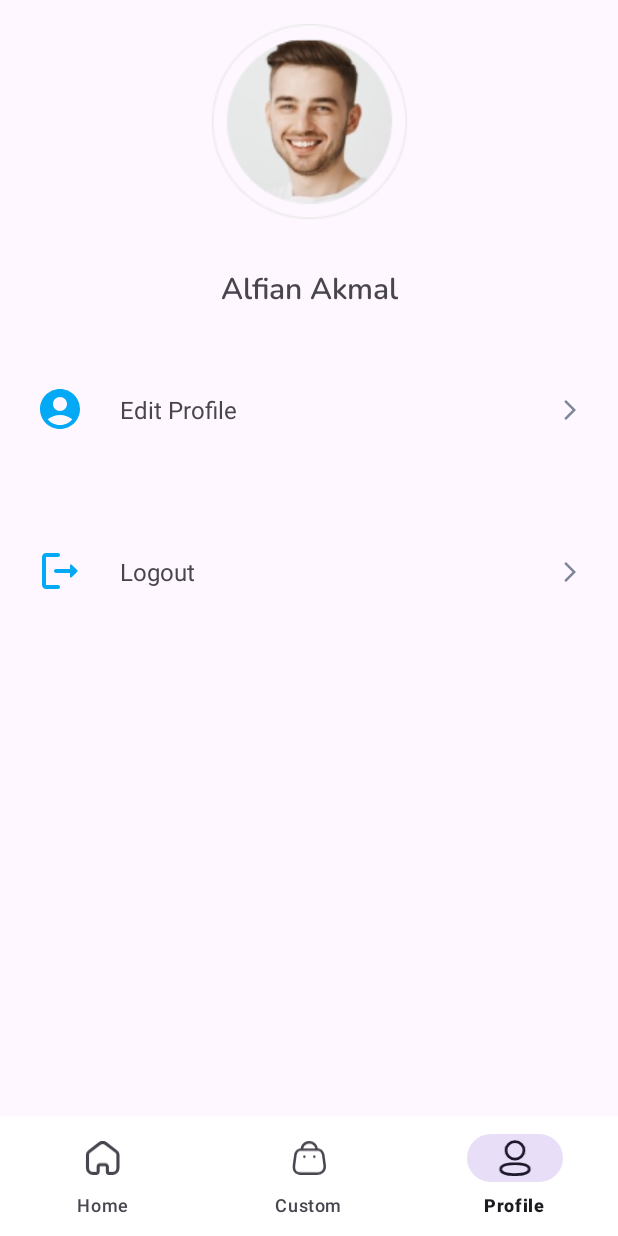
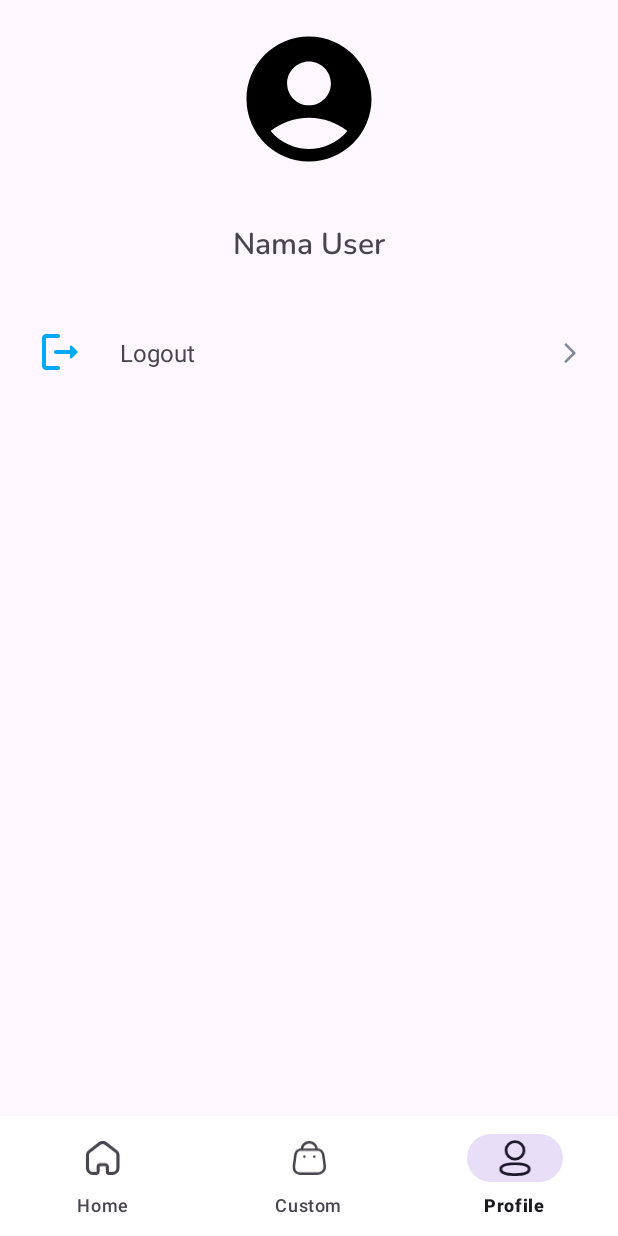
Before and after one commit to ArfanRahmanYudiantoro/Furniplan, an Android app built with Jetpack Compose: the ProfileFragment screen opened through its navigation route, on a phone screen of 412 x 824 dp. Run offline under Robolectric (Android 15) with nearby library versions, the phone set to English and light mode, and no system bars; our stand-ins replace Firebase (no records; nobody signed in at launch, a user with empty details on screens opened directly), navigation-ui.

Commit message:
add kategori and fixing profile ui

```diff
--- a/app/src/main/java/com/celtic/furniplan/ui/home/HomeFragment.kt
+++ b/app/src/main/java/com/celtic/furniplan/ui/home/HomeFragment.kt
@@ -52,5 +52,17 @@ class HomeFragment : Fragment() {
                 R.id.sofaFragment
             )
         }
+
+        binding.cardMeja.setOnClickListener {
+            findNavController().navigate(
+                R.id.kategoriMejaFragment
+            )
+        }
+
+        binding.cardSofa.setOnClickListener {
+            findNavController().navigate(
+                R.id.kategoriSofaFragment
+            )
+        }
     }
 }
--- a/app/src/main/java/com/celtic/furniplan/ui/profile/ProfileFragment.kt
+++ b/app/src/main/java/com/celtic/furniplan/ui/profile/ProfileFragment.kt
@@ -31,10 +31,6 @@ class ProfileFragment: Fragment() {
         super.onViewCreated(view, savedInstanceState)
         firebaseAuth = FirebaseAuth.getInstance()
 
-        binding.btnEditProfile.setOnClickListener {
-            val intent = Intent(activity, EditProfileActivity::class.java)
-            startActivity(intent)
-        }
 
         binding.btnLogout.setOnClickListener {
             firebaseAuth.signOut()
--- a/app/src/main/res/layout/fragment_profile.xml
+++ b/app/src/main/res/layout/fragment_profile.xml
@@ -8,13 +8,13 @@
 
     <ImageView
         android:id="@+id/imageViewFotoUser"
-        android:layout_width="wrap_content"
-        android:layout_height="wrap_content"
+        android:layout_width="100dp"
+        android:layout_height="100dp"
         android:layout_marginTop="16dp"
         app:layout_constraintEnd_toEndOf="parent"
         app:layout_constraintStart_toStartOf="parent"
         app:layout_constraintTop_toTopOf="parent"
-        app:srcCompat="@drawable/upload_photo" />
+        app:srcCompat="@drawable/baseline_account_circle_24" />
 
     <TextView
         android:id="@+id/textViewNamaUser"
@@ -22,69 +22,24 @@
         android:layout_height="wrap_content"
         android:layout_marginTop="32dp"
         android:fontFamily="@font/nunito_semibold"
-        android:text="@string/akmal"
+        android:text="Nama User"
         android:textSize="20sp"
 
         app:layout_constraintEnd_toEndOf="@+id/imageViewFotoUser"
         app:layout_constraintStart_toStartOf="@+id/imageViewFotoUser"
         app:layout_constraintTop_toBottomOf="@+id/imageViewFotoUser" />
 
-    <androidx.constraintlayout.widget.ConstraintLayout
-        android:id="@+id/btnEditProfile"
-        android:layout_width="0dp"
-        android:layout_height="84dp"
-        android:layout_marginTop="24dp"
-        android:background="?android:selectableItemBackground"
-
-        android:clickable="true"
-        app:layout_constraintEnd_toEndOf="parent"
-        app:layout_constraintHorizontal_bias="0.5"
-        app:layout_constraintStart_toStartOf="parent"
-        app:layout_constraintTop_toBottomOf="@id/textViewNamaUser">
-
-        <ImageView
-            android:id="@+id/ic_account"
-            android:layout_width="32dp"
-            android:layout_height="32dp"
-            android:layout_marginStart="24dp"
-            android:src="@drawable/baseline_account_circle_24"
-            app:layout_constraintBottom_toBottomOf="parent"
-            app:layout_constraintStart_toStartOf="parent"
-            app:layout_constraintTop_toTopOf="parent"
-            app:tint="@color/primary_blue" />
-        <TextView
-            android:id="@+id/textViewEditProfile"
-            android:layout_width="wrap_content"
-            android:layout_height="wrap_content"
-            android:layout_marginStart="24dp"
-            android:text="Edit Profile"
-            android:textSize="16sp"
-            app:layout_constraintBottom_toBottomOf="@+id/ic_account"
-            app:layout_constraintStart_toEndOf="@+id/ic_account"
-            app:layout_constraintTop_toTopOf="@+id/ic_account" />
-
-        <ImageView
-            android:layout_width="16dp"
-            android:layout_height="16dp"
-            android:layout_marginEnd="24dp"
-            android:src="@drawable/baseline_arrow_forward_ios_24"
-            app:layout_constraintBottom_toBottomOf="@+id/textViewEditProfile"
-            app:layout_constraintEnd_toEndOf="parent"
-            app:layout_constraintTop_toTopOf="@+id/textViewEditProfile" />
-
-    </androidx.constraintlayout.widget.ConstraintLayout>
-
 
     <androidx.constraintlayout.widget.ConstraintLayout
         android:id="@+id/btnLogout"
         android:layout_width="0dp"
         android:layout_height="84dp"
-        android:layout_marginTop="24dp"
+        android:layout_marginTop="16dp"
         android:background="?android:selectableItemBackground"
         app:layout_constraintEnd_toEndOf="parent"
         app:layout_constraintHorizontal_bias="0.5"
         app:layout_constraintStart_toStartOf="parent"
-        app:layout_constraintTop_toBottomOf="@id/btnEditProfile">
+        app:layout_constraintTop_toBottomOf="@+id/textViewNamaUser">
 
         <ImageView
             android:id="@+id/ic_logout"
--- a/app/src/main/res/navigation/menu_navigation.xml
+++ b/app/src/main/res/navigation/menu_navigation.xml
@@ -36,4 +36,14 @@
         android:name="com.celtic.furniplan.ui.detil_produk.SofaFragment"
         android:label="Sofa Minimalis"
         tools:layout="@layout/fragment_detail_sofa"/>
+    <fragment
+        android:id="@+id/kategoriMejaFragment"
+        android:name="com.celtic.furniplan.ui.kategori.KategoriMejaFragment"
+        android:label="KategoriMejaFragment"
+        tools:layout="@layout/fragment_kategori_meja"/>
+    <fragment
+        android:id="@+id/kategoriSofaFragment"
+        android:name="com.celtic.furniplan.ui.kategori.KategoriSofaFragment"
+        android:label="KategoriSofaFragment"
+        tools:layout="@layout/fragment_kategori_sofa"/>
 </navigation>
```
Also changed, not shown: app/src/main/java/com/celtic/furniplan/ui/kategori/KategoriMejaFragment.kt (added, +31 -0 lines), app/src/main/java/com/celtic/furniplan/ui/kategori/KategoriSofaFragment.kt (added, +32 -0 lines), app/src/main/res/layout/fragment_kategori_meja.xml (added, +73 -0 lines), app/src/main/res/layout/fragment_kategori_sofa.xml (added, +73 -0 lines).
